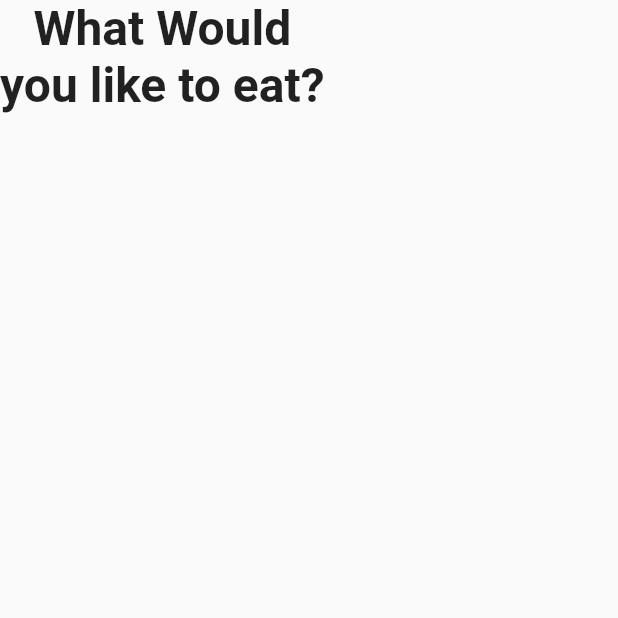
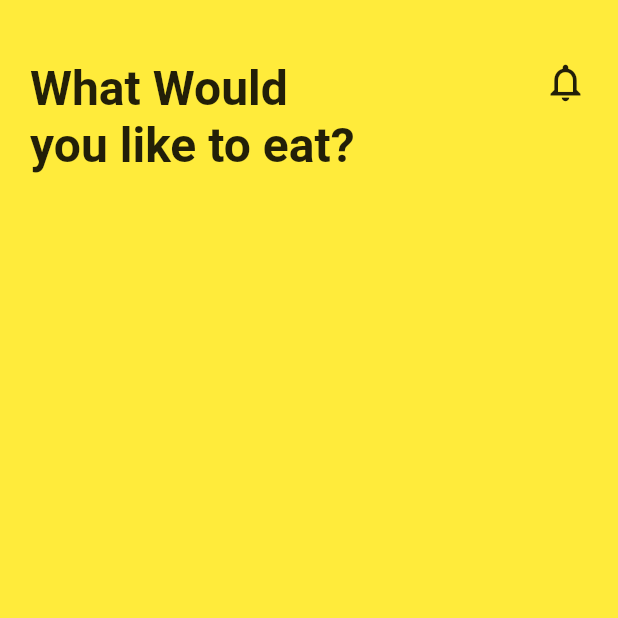
Before and after one commit to adityapuri75/puri_fast_food, a Flutter app: the screen it shows after launch, on a phone screen of 412 x 824 dp, the top half of it. Run offline on Flutter 3.47's test engine with Material 2 defaults, Android fonts, the phone set to English and light mode, and no system bars.

Commit message:
Ui Phase 1

```diff
--- a/lib/Home.dart
+++ b/lib/Home.dart
@@ -1,28 +1,23 @@
+import 'package:flutter/cupertino.dart';
 import 'package:flutter/material.dart';
+import 'package:puri_fast_food/widgets/Home_Top_Info.dart';
 
 class HomePage extends StatefulWidget {
   @override
   _HomePageState createState() => _HomePageState();
 }
-final textstyle = TextStyle(fontSize: 32.0,fontWeight: FontWeight.bold);
 class _HomePageState extends State<HomePage> {
   @override
   Widget build(BuildContext context) {
     return Scaffold(
-      body: ListView(
-        children: <Widget>[
-          Row(
-            children: <Widget>[
-              Column(
-                children: <Widget>[
-                  Text("What Would",style: textstyle,),
-                  Text("you like to eat?",style: textstyle,),
-                ],
-              )
-            ],
-
-          ),
-        ],
+      backgroundColor: Colors.yellow,
+      body: Padding(
+        padding: const EdgeInsets.only(top: 40, left: 20, right: 20),
+        child: ListView(
+          children: <Widget>[
+            Home_Top_Info(),
+          ],
+        ),
       ),
     );
   }
--- /dev/null
+++ b/lib/widgets/Home_Top_Info.dart
@@ -0,0 +1,32 @@
+import 'package:flutter/material.dart';
+
+class Home_Top_Info extends StatelessWidget {
+  final textstyle = TextStyle(fontSize: 32.0, fontWeight: FontWeight.bold);
+  @override
+  Widget build(BuildContext context) {
+    return Row(
+      mainAxisAlignment: MainAxisAlignment.spaceBetween,
+      crossAxisAlignment: CrossAxisAlignment.start,
+      children: <Widget>[
+        Column(
+          crossAxisAlignment: CrossAxisAlignment.start,
+          children: <Widget>[
+            Text(
+              "What Would",
+              style: textstyle,
+            ),
+            Text(
+              "you like to eat?",
+              style: textstyle,
+            ),
+          ],
+        ),
+        Icon(
+          Icons.notifications_none,
+          size: 30,
+        ),
+      ],
+    );
+
+  }
+}
```
